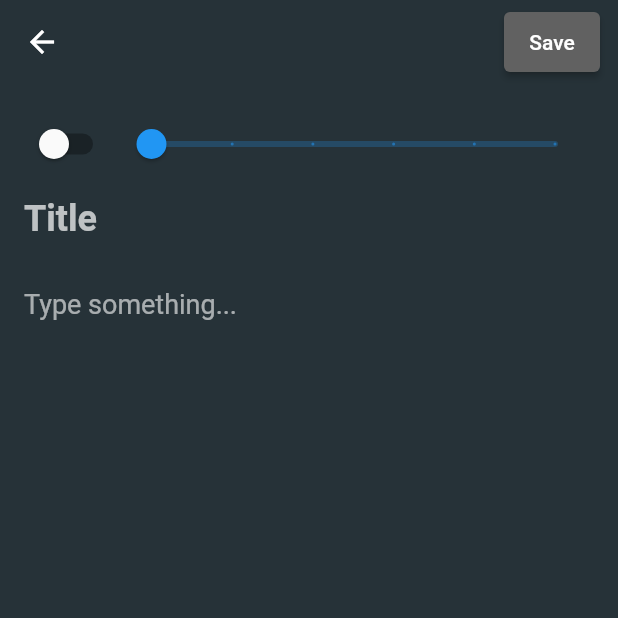
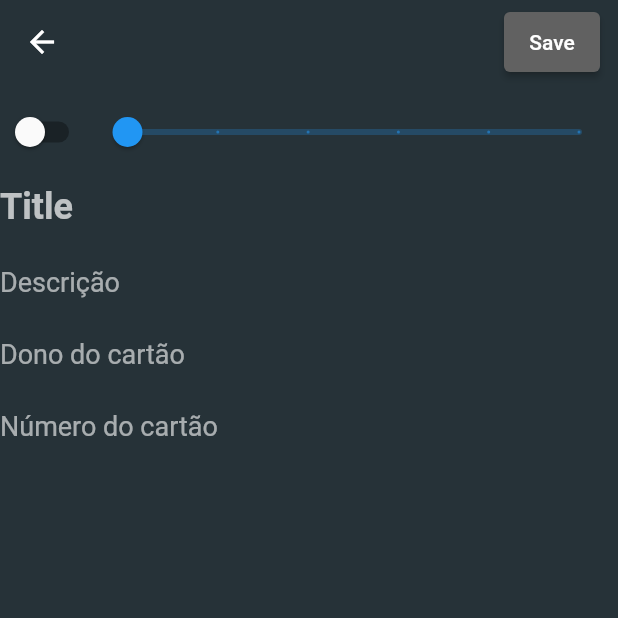
Before and after one commit to ZaunSupremoXV/card_wallet, a Flutter app: the screen it shows after launch, after a tap on the "add" icon, on a phone screen of 412 x 824 dp, the top half of it. Run offline on Flutter 3.47's test engine with Material 2 defaults, Android fonts, the phone set to English and light mode, and no system bars; our stand-ins replace sqflite; missing offline and left inert: credit_card_slider, dart:ffi; accounts and stored records are empty.

Commit message:
12-07-2021 - Erick - 1

```diff
--- a/lib/db/card_database.dart
+++ b/lib/db/card_database.dart
@@ -38,26 +38,13 @@ CREATE TABLE $tableCardes (
   ${CardeFields.description} $textType,
   ${CardeFields.time} $textType,
   ${CardeFields.cardHolderName} $textType,
-  ${CardeFields.cardNumber} $textType,
-  ${CardeFields.company} $textType,
-  ${CardeFields.thruMonth} $integerType,
-  ${CardeFields.thruYear} $integerType,
-  ${CardeFields.fromMonth} $integerType,
-  ${CardeFields.fromYear} $integerType,
+  ${CardeFields.cardNumber} $textType
   )
 ''');
   }
 
   Future<Carde> create(Carde carde) async {
     final db = await instance.database;
-
-    // final json = note.toJson();
-    // final columns =
-    //     '${NoteFields.title}, ${NoteFields.description}, ${NoteFields.time}';
-    // final values =
-    //     '${json[NoteFields.title]}, ${json[NoteFields.description]}, ${json[NoteFields.time]}';
-    // final id = await db
-    //     .rawInsert('INSERT INTO table_name ($columns) VALUES ($values)');
 
     final id = await db.insert(tableCardes, carde.toJson());
     return carde.copy(id: id);
@@ -84,8 +71,6 @@ CREATE TABLE $tableCardes (
     final db = await instance.database;
 
     final orderBy = '${CardeFields.time} ASC';
-    // final result =
-    //     await db.rawQuery('SELECT * FROM $tableNotes ORDER BY $orderBy');
 
     final result = await db.query(tableCardes, orderBy: orderBy);
 
--- a/lib/model/card.dart
+++ b/lib/model/card.dart
@@ -14,11 +14,6 @@ class CardeFields {
     time,
     cardHolderName,
     cardNumber,
-    company,
-    thruMonth,
-    thruYear,
-    fromMonth,
-    fromYear
   ];
 
   static final String id = '_id';
@@ -29,11 +24,6 @@ class CardeFields {
   static final String time = 'time';
   static final String cardHolderName = 'cardHolderName';
   static final String cardNumber = 'cardNumber';
-  static final String company = 'company';
-  static final String thruMonth = 'thruMonth';
-  static final String thruYear = 'thruYear';
-  static final String fromMonth = 'fromMonth';
-  static final String fromYear = 'fromYear';
 }
 
 class Carde {
@@ -45,11 +35,6 @@ class Carde {
   final DateTime createdTime;
   final String cardHolderName;
   final String cardNumber;
-  final String company;
-  final int thruMonth;
-  final int thruYear;
-  final int fromMonth;
-  final int fromYear;
 
   const Carde({
     this.id,
@@ -60,11 +45,6 @@ class Carde {
     required this.createdTime,
     required this.cardHolderName,
     required this.cardNumber,
-    required this.company,
-    required this.thruMonth,
-    required this.thruYear,
-    required this.fromMonth,
-    required this.fromYear,
   });
 
   Carde copy({
@@ -76,11 +56,6 @@ class Carde {
     DateTime? createdTime,
     String? cardHolderName,
     String? cardNumber,
-    String? company,
-    int? thruMonth,
-    int? thruYear,
-    int? fromMonth,
-    int? fromYear,
   }) =>
       Carde(
         id: id ?? this.id,
@@ -91,12 +66,6 @@ class Carde {
         createdTime: createdTime ?? this.createdTime,
         cardHolderName: cardHolderName ?? this.cardHolderName,
         cardNumber: cardNumber ?? this.cardNumber,
-        company: company ?? this.company,
-        //
-        thruMonth: thruMonth ?? this.thruMonth,
-        thruYear: thruYear ?? this.thruYear,
-        fromMonth: fromMonth ?? this.fromMonth,
-        fromYear: fromYear ?? this.fromYear,
       );
 
   static Carde fromJson(Map<String, Object?> json) => Carde(
@@ -108,11 +77,6 @@ class Carde {
         createdTime: DateTime.parse(json[CardeFields.time] as String),
         cardHolderName: json[CardeFields.cardHolderName] as String,
         cardNumber: json[CardeFields.cardNumber] as String,
-        company: json[CardeFields.company] as String,
-        thruMonth: json[CardeFields.thruMonth] as int,
-        thruYear: json[CardeFields.thruYear] as int,
-        fromMonth: json[CardeFields.fromMonth] as int,
-        fromYear: json[CardeFields.fromYear] as int,
       );
 
   Map<String, Object?> toJson() => {
@@ -124,10 +88,5 @@ class Carde {
         CardeFields.time: createdTime.toIso8601String(),
         CardeFields.cardHolderName: cardHolderName,
         CardeFields.cardNumber: cardNumber,
-        CardeFields.company: company,
-        CardeFields.thruMonth: thruMonth,
-        CardeFields.thruYear: thruYear,
-        CardeFields.fromMonth: fromMonth,
-        CardeFields.fromYear: fromYear,
       };
 }
--- a/lib/page/carde_detail_page.dart
+++ b/lib/page/carde_detail_page.dart
@@ -64,7 +64,9 @@ class _CardeDetailPageState extends State<CardeDetailPage> {
                     Text(
                       carde.description,
                       style: TextStyle(color: Colors.white70, fontSize: 18),
-                    )
+                    ),
+                    Text(carde.cardHolderName),
+                    Text(carde.cardNumber),
                   ],
                 ),
               ),
--- a/lib/page/edit_carde_page.dart
+++ b/lib/page/edit_carde_page.dart
@@ -1,8 +1,6 @@
 import 'package:card_wallet/db/card_database.dart';
 import 'package:card_wallet/model/card.dart';
 import 'package:card_wallet/shared/widget/carde_form_widget.dart';
-import 'package:credit_card_slider/card_network_type.dart';
-import 'package:credit_card_slider/credit_card_widget.dart';
 import 'package:flutter/material.dart';
 
 class AddEditCardePage extends StatefulWidget {
@@ -24,11 +22,6 @@ class _AddEditCardePageState extends State<AddEditCardePage> {
   late String description;
   late String cardHolderName;
   late String cardNumber;
-  late String company;
-  late int thruMonth;
-  late int thruYear;
-  late int fromMonth;
-  late int fromYear;
 
   @override
   void initState() {
@@ -40,11 +33,6 @@ class _AddEditCardePageState extends State<AddEditCardePage> {
     description = widget.carde?.description ?? '';
     cardHolderName = widget.carde?.cardHolderName ?? '';
     cardNumber = widget.carde?.cardNumber ?? '';
-    company = widget.carde?.company ?? '';
-    thruMonth = widget.carde?.thruMonth ?? 0;
-    thruYear = widget.carde?.thruYear ?? 0;
-    fromMonth = widget.carde?.fromMonth ?? 0;
-    fromYear = widget.carde?.fromYear ?? 0;
   }
 
   @override
@@ -59,6 +47,8 @@ class _AddEditCardePageState extends State<AddEditCardePage> {
             number: number,
             title: title,
             description: description,
+            cardHolderName: cardHolderName,
+            cardNumber: cardNumber,
             onChangedImportant: (isImportant) =>
                 setState(() => this.isImportant = isImportant),
             onChangedNumber: (number) => setState(() => this.number = number),
@@ -69,16 +59,6 @@ class _AddEditCardePageState extends State<AddEditCardePage> {
                 setState(() => this.cardHolderName = cardHolderName),
             onChangedcardNumber: (cardNumber) =>
                 setState(() => this.cardNumber = cardNumber),
-            onChangedcompany: (company) =>
-                setState(() => this.company = company),
-            onChangedthruMonth: (thruMonth) =>
-                setState(() => this.thruMonth = thruMonth),
-            onChangedthruYear: (thruYear) =>
-                setState(() => this.thruYear = thruYear),
-            onChangedfromMonth: (fromMonth) =>
-                setState(() => this.fromMonth = fromMonth),
-            onChangedfromYear: (fromYear) =>
-                setState(() => this.fromYear = fromYear),
           ),
         ),
       );
@@ -135,11 +115,6 @@ class _AddEditCardePageState extends State<AddEditCardePage> {
       createdTime: DateTime.now(),
       cardHolderName: cardHolderName,
       cardNumber: cardNumber,
-      company: company,
-      thruMonth: thruMonth,
-      thruYear: thruYear,
-      fromMonth: fromMonth,
-      fromYear: fromYear,
     );
 
     await CardesDatabase.instance.create(carde);
--- a/lib/shared/widget/carde_form_widget.dart
+++ b/lib/shared/widget/carde_form_widget.dart
@@ -1,4 +1,5 @@
 import 'package:flutter/material.dart';
+import 'package:flutter/services.dart';
 
 class CardeFormWidget extends StatelessWidget {
   final bool? isImportant;
@@ -7,22 +8,13 @@ class CardeFormWidget extends StatelessWidget {
   final String? description;
   final String? cardHolderName;
   final String? cardNumber;
-  final String? company;
-  final int? thruMonth;
-  final int? thruYear;
-  final int? fromMonth;
-  final int? fromYear;
+
   final ValueChanged<bool> onChangedImportant;
   final ValueChanged<int> onChangedNumber;
   final ValueChanged<String> onChangedTitle;
   final ValueChanged<String> onChangedDescription;
   final ValueChanged<String> onChangedcardHolderName;
   final ValueChanged<String> onChangedcardNumber;
-  final ValueChanged<String> onChangedcompany;
-  final ValueChanged<int> onChangedthruMonth;
-  final ValueChanged<int> onChangedthruYear;
-  final ValueChanged<int> onChangedfromMonth;
-  final ValueChanged<int> onChangedfromYear;
 
   const CardeFormWidget({
     Key? key,
@@ -35,27 +27,17 @@ class CardeFormWidget extends StatelessWidget {
     required this.onChangedTitle,
     this.cardHolderName,
     this.cardNumber,
-    this.company,
-    this.thruMonth = 0,
-    this.thruYear = 0,
-    this.fromMonth = 0,
-    this.fromYear = 0,
     required this.onChangedDescription,
     required this.onChangedcardHolderName,
     required this.onChangedcardNumber,
-    required this.onChangedcompany,
-    required this.onChangedthruMonth,
-    required this.onChangedthruYear,
-    required this.onChangedfromMonth,
-    required this.onChangedfromYear,
   }) : super(key: key);
 
   @override
   Widget build(BuildContext context) => SingleChildScrollView(
         child: Padding(
-          padding: EdgeInsets.all(16),
+          padding: EdgeInsets.only(top: 8),
           child: Column(
-            mainAxisSize: MainAxisSize.min,
+            // mainAxisSize: MainAxisSize.min,
             children: [
               Row(
                 children: [
@@ -75,17 +57,15 @@ class CardeFormWidget extends StatelessWidget {
                 ],
               ),
               buildTitle(),
-              SizedBox(height: 8),
               buildDescription(),
-              SizedBox(height: 16),
+              buildcardHolderName(),
+              buildcardNumber(),
             ],
           ),
         ),
       );
 
   Widget buildTitle() => TextFormField(
-        maxLines: 1,
-        initialValue: title,
         style: TextStyle(
           color: Colors.white70,
           fontWeight: FontWeight.bold,
@@ -103,12 +83,10 @@ class CardeFormWidget extends StatelessWidget {
       );
 
   Widget buildDescription() => TextFormField(
-        maxLines: 5,
-        initialValue: description,
         style: TextStyle(color: Colors.white60, fontSize: 18),
         decoration: InputDecoration(
           border: InputBorder.none,
-          hintText: 'Type something...',
+          hintText: 'Descrição',
           hintStyle: TextStyle(color: Colors.white60),
         ),
         validator: (title) => title != null && title.isEmpty
@@ -118,12 +96,10 @@ class CardeFormWidget extends StatelessWidget {
       );
 
   Widget buildcardHolderName() => TextFormField(
-        maxLines: 5,
-        initialValue: "-",
         style: TextStyle(color: Colors.white60, fontSize: 18),
         decoration: InputDecoration(
           border: InputBorder.none,
-          hintText: 'Type something...',
+          hintText: 'Dono do cartão',
           hintStyle: TextStyle(color: Colors.white60),
         ),
         validator: (title) => title != null && title.isEmpty
@@ -133,12 +109,10 @@ class CardeFormWidget extends StatelessWidget {
       );
 
   Widget buildcardNumber() => TextFormField(
-        maxLines: 5,
-        initialValue: "-",
         style: TextStyle(color: Colors.white60, fontSize: 18),
         decoration: InputDecoration(
           border: InputBorder.none,
-          hintText: 'Type something...',
+          hintText: 'Número do cartão',
           hintStyle: TextStyle(color: Colors.white60),
         ),
         validator: (title) => title != null && title.isEmpty
@@ -146,79 +120,4 @@ class CardeFormWidget extends StatelessWidget {
             : null,
         onChanged: onChangedcardNumber,
       );
-
-  Widget buildcompany() => TextFormField(
-        maxLines: 5,
-        initialValue: "-",
-        style: TextStyle(color: Colors.white60, fontSize: 18),
-        decoration: InputDecoration(
-          border: InputBorder.none,
-          hintText: 'Type something...',
-          hintStyle: TextStyle(color: Colors.white60),
-        ),
-        validator: (title) => title != null && title.isEmpty
-            ? 'A companhia não pode estar vazio'
-            : null,
-        onChanged: onChangedcompany,
-      );
-
-  Widget buildthruMonth() => TextFormField(
-        maxLines: 5,
-        initialValue: "-",
-        style: TextStyle(color: Colors.white60, fontSize: 18),
-        decoration: InputDecoration(
-          border: InputBorder.none,
-          hintText: 'Type something...',
-          hintStyle: TextStyle(color: Colors.white60),
-        ),
-        validator: (title) => title != null && title.isEmpty
-            ? 'O mês de não pode estar vazio'
-            : null,
-        onChanged: (thruMonth) => onChangedthruMonth,
-      );
-
-  Widget buildthruYear() => TextFormField(
-        maxLines: 5,
-        initialValue: "-",
-        style: TextStyle(color: Colors.white60, fontSize: 18),
-        decoration: InputDecoration(
-          border: InputBorder.none,
-          hintText: 'Type something...',
-          hintStyle: TextStyle(color: Colors.white60),
-        ),
-        validator: (title) => title != null && title.isEmpty
-            ? 'O ano de não pode estar vazio'
-            : null,
-        onChanged: (thruYear) => onChangedthruYear,
-      );
-
-  Widget buildfromMonth() => TextFormField(
-        maxLines: 5,
-        initialValue: "-",
-        style: TextStyle(color: Colors.white60, fontSize: 18),
-        decoration: InputDecoration(
-          border: InputBorder.none,
-          hintText: 'Type something...',
-          hintStyle: TextStyle(color: Colors.white60),
-        ),
-        validator: (title) => title != null && title.isEmpty
-            ? 'O mês ate não pode estar vazio'
-            : null,
-        onChanged: (fromMonth) => onChangedfromMonth,
-      );
-
-  Widget buildfromYear() => TextFormField(
-        maxLines: 5,
-        initialValue: "-",
-        style: TextStyle(color: Colors.white60, fontSize: 18),
-        decoration: InputDecoration(
-          border: InputBorder.none,
-          hintText: 'Type something...',
-          hintStyle: TextStyle(color: Colors.white60),
-        ),
-        validator: (title) => title != null && title.isEmpty
-            ? 'O ano ate não pode estar vazio'
-            : null,
-        onChanged: (fromYear) => onChangedfromYear,
-      );
 }
--- a/pubspec.yaml
+++ b/pubspec.yaml
@@ -28,7 +28,7 @@ dependencies:
   # The following adds the Cupertino Icons font to your application.
   # Use with the CupertinoIcons class for iOS style icons.
   cupertino_icons: ^1.0.2
-  # Packages usados
+  # Packages usado
   credit_card_slider: ^1.0.1
   path:
   intl: ^0.17.0
```
Also changed, not shown: lib/page/cardes_page.dart (+4 -6 lines), lib/shared/widget/carde_card_widget.dart (+10 -25 lines).
